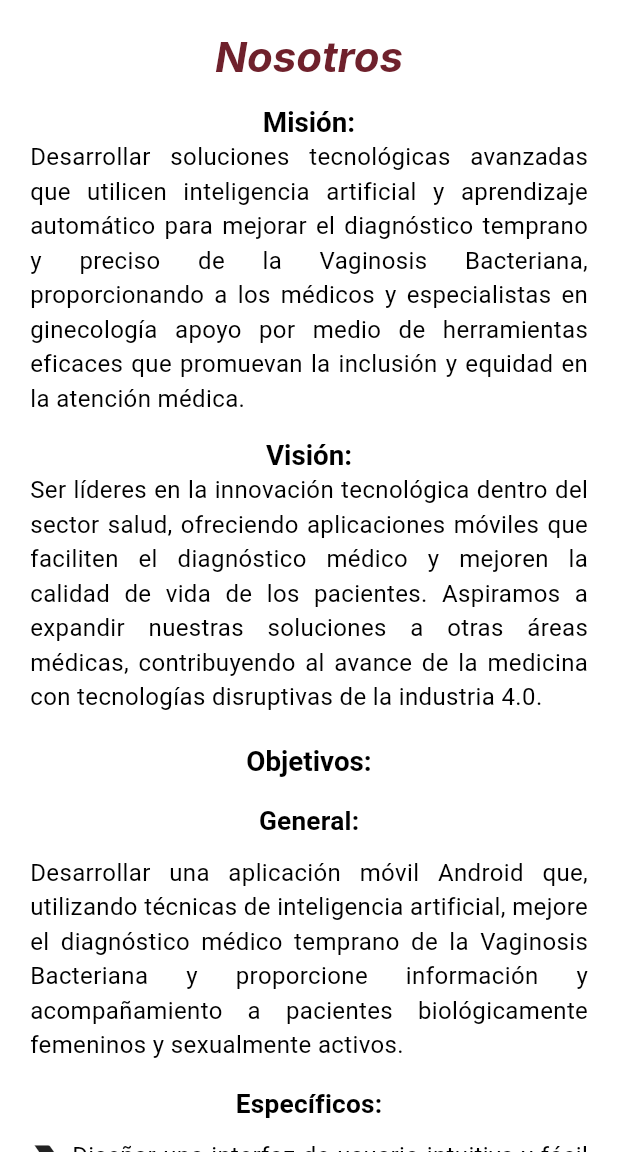
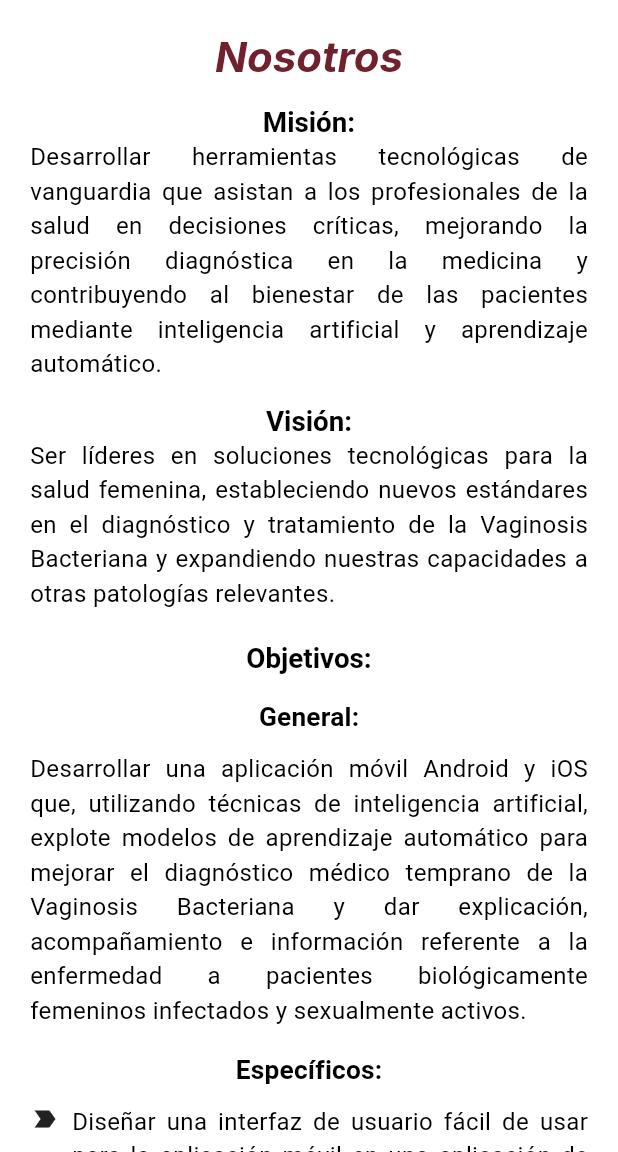
Before and after one commit to KarlaDLR/IAsisteVB, a Flutter app: the AboutUs screen opened directly, on a phone screen of 412 x 824 dp, the part 84-1236 px from its top. Run offline on Flutter 3.47's test engine with Material 3 defaults, Android fonts, the light colour scheme and no system bars; our stand-ins replace google_fonts; Roboto replaces fonts that are missing (Assistant).

Commit message:
Cambios al texto estático

```diff
--- a/lib/screens/static_screens/about_us.dart
+++ b/lib/screens/static_screens/about_us.dart
@@ -24,7 +24,7 @@ class AboutUs extends StatelessWidget {
                 style: Theme.of(context).textTheme.titleLarge,
               ),
               const Text(
-                'Desarrollar soluciones tecnológicas avanzadas que utilicen inteligencia artificial y aprendizaje automático para mejorar el diagnóstico temprano y preciso de la Vaginosis Bacteriana, proporcionando a los médicos y especialistas en ginecología apoyo por medio de herramientas eficaces que promuevan la inclusión y equidad en la atención médica.',
+                'Desarrollar herramientas tecnológicas de vanguardia que asistan a los profesionales de la salud en decisiones críticas, mejorando la precisión diagnóstica en la medicina y contribuyendo al bienestar de las pacientes mediante inteligencia artificial y aprendizaje automático.',
                 textAlign: TextAlign.justify,
               ),
               const SizedBox(height: 15),
@@ -34,7 +34,7 @@ class AboutUs extends StatelessWidget {
                 textAlign: TextAlign.justify,
               ),
               const Text(
-                'Ser líderes en la innovación tecnológica dentro del sector salud, ofreciendo aplicaciones móviles que faciliten el diagnóstico médico y mejoren la calidad de vida de los pacientes. Aspiramos a expandir nuestras soluciones a otras áreas médicas, contribuyendo al avance de la medicina con tecnologías disruptivas de la industria 4.0.',
+                'Ser líderes en soluciones tecnológicas para la salud femenina, estableciendo nuevos estándares en el diagnóstico y tratamiento de la Vaginosis Bacteriana y expandiendo nuestras capacidades a otras patologías relevantes.',
                 textAlign: TextAlign.justify,
               ),
               const SizedBox(height: 20),
@@ -49,7 +49,7 @@ class AboutUs extends StatelessWidget {
               ),
               const SizedBox(height: 10),
               const Text(
-                ' Desarrollar una aplicación móvil Android que, utilizando técnicas de inteligencia artificial, mejore el diagnóstico médico temprano de la Vaginosis Bacteriana y proporcione información y acompañamiento a pacientes biológicamente femeninos y sexualmente activos.',
+                'Desarrollar una aplicación móvil Android y iOS que, utilizando técnicas de inteligencia artificial, explote modelos de aprendizaje automático para mejorar el diagnóstico médico temprano de la Vaginosis Bacteriana y dar explicación, acompañamiento e información referente a la enfermedad a pacientes biológicamente femeninos infectados y sexualmente activos.',
                 textAlign: TextAlign.justify,
               ),
               const SizedBox(height: 15),
@@ -68,7 +68,7 @@ class AboutUs extends StatelessWidget {
                   SizedBox(width: 8),
                   Expanded(
                     child: Text(
-                      'Diseñar una interfaz de usuario intuitiva y fácil de usar.',
+                      'Diseñar una interfaz de usuario fácil de usar para la aplicación móvil en una aplicación de prototipado.',
                       textAlign: TextAlign.justify,
                     ),
                   ),
@@ -84,7 +84,7 @@ class AboutUs extends StatelessWidget {
                   SizedBox(width: 8),
                   Expanded(
                     child: Text(
-                      'Identificar y seleccionar biomarcadores relevantes asociados con la enfermedad.',
+                      'Identificar y seleccionar biomarcadores relevantes que puedan estar asociados con la condición.',
                       textAlign: TextAlign.justify,
                     ),
                   ),
@@ -100,7 +100,7 @@ class AboutUs extends StatelessWidget {
                   SizedBox(width: 8),
                   Expanded(
                     child: Text(
-                      'Entrenar modelos predictivos utilizando datos históricos para predecir la presencia de Vaginosis Bacteriana.',
+                      'Entrenar el modelo utilizando datos históricos para predecir la presencia de Vaginosis Bacteriana en nuevos pacientes. ',
                       textAlign: TextAlign.justify,
                     ),
                   ),
@@ -116,7 +116,7 @@ class AboutUs extends StatelessWidget {
                   SizedBox(width: 8),
                   Expanded(
                     child: Text(
-                      'Integrar inteligencia artificial en la aplicación móvil para mejorar el diagnóstico médico.',
+                      'Desarrollar la aplicación móvil con la integración de inteligencia artificial para el mejoramiento del diagnóstico.',
                       textAlign: TextAlign.justify,
                     ),
                   ),
@@ -152,11 +152,13 @@ class AboutUs extends StatelessWidget {
               ),
               const Text(
                 'Promovemos la equidad en la atención médica.',
+                textAlign: TextAlign.justify,
               ),
               const SizedBox(height: 10),
               Text(
                 'Seguridad:',
                 style: Theme.of(context).textTheme.titleMedium,
+                textAlign: TextAlign.justify,
               ),
               const Text(
                 'Garantizamos la protección de los datos y la privacidad de nuestros usuarios.',
--- a/lib/screens/static_screens/privacy_politics.dart
+++ b/lib/screens/static_screens/privacy_politics.dart
@@ -20,7 +20,7 @@ class PrivacyPolitics extends StatelessWidget {
                   style: Theme.of(context).textTheme.headlineLarge,
                 ),
                 const SizedBox(height: 15),
-                Text(
+                /* Text(
                   'Recopilación de datos:',
                   style: Theme.of(context).textTheme.titleLarge,
                 ),
@@ -28,7 +28,7 @@ class PrivacyPolitics extends StatelessWidget {
                   'Esta aplicación recopila datos específicos como síntomas, antecedentes médicos y edad. Estos datos son necesarios para alimentar nuestro modelo de Inteligencia Artificial que proporciona una probabilidad de padecimiento de la enfermedad.\nAdemás, los médicos deben ingresar su cédula profesional al iniciar la app por primera vez para validar su identidad y evitar la automedicación o autodiagnóstico.',
                   textAlign: TextAlign.justify,
                 ),
-                const SizedBox(height: 15),
+                const SizedBox(height: 15), */
                 Text(
                   'Uso de datos:',
                   style: Theme.of(context).textTheme.titleLarge,
```
